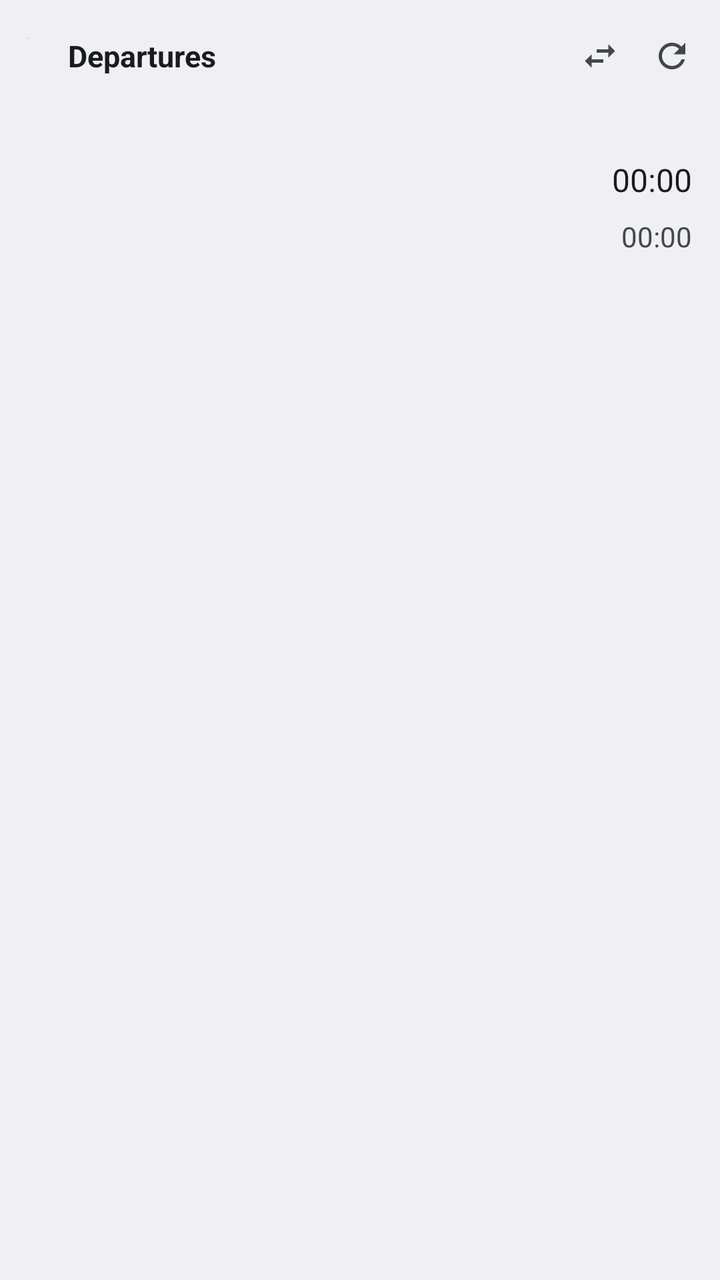
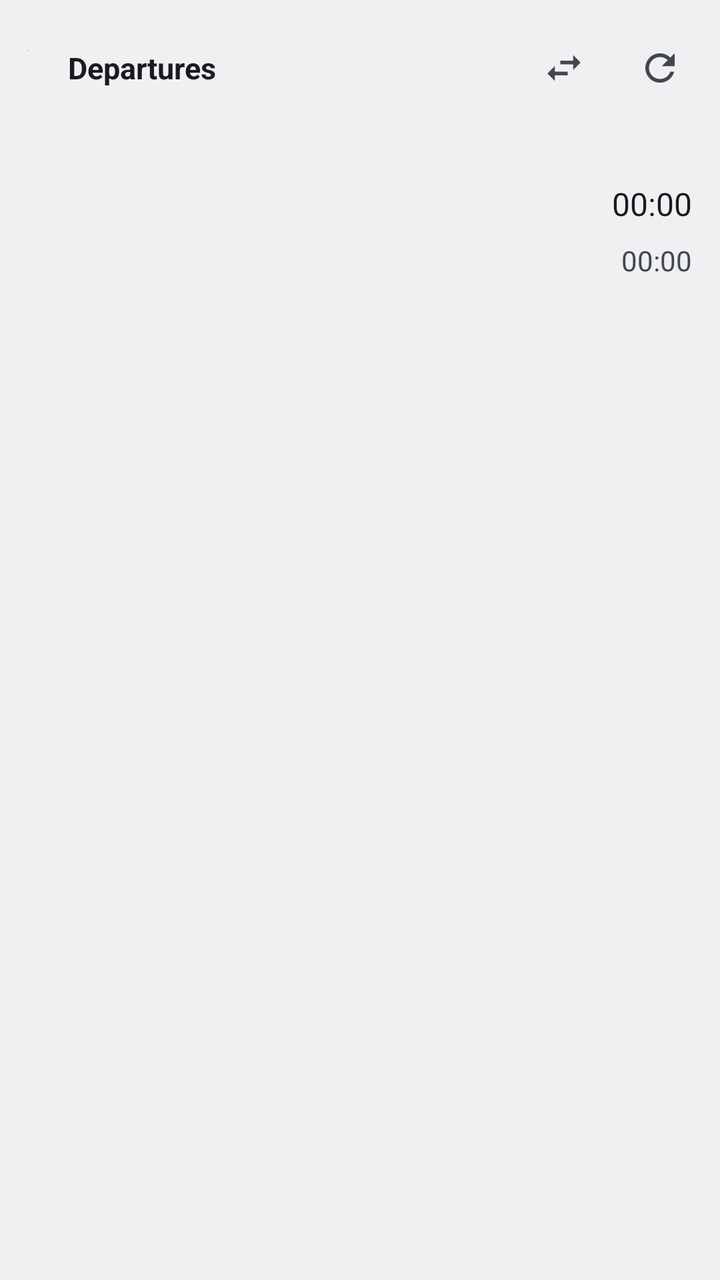

Before-and-after screenshots of an Android layout around one commit, followed by the original layout XML and the change that was made.
<!-- AndroidManifest.xml: application theme Theme.Departures -->
<!-- res/layout/widget_full.xml -->
<?xml version="1.0" encoding="utf-8"?>
<LinearLayout xmlns:android="http://schemas.android.com/apk/res/android"
    android:id="@android:id/background"
    android:clipToOutline="true"
    android:layout_width="match_parent"
    android:layout_height="match_parent"
    android:background="@drawable/widget_bg"
    android:orientation="vertical"
    android:paddingStart="14dp"
    android:paddingTop="10dp"
    android:paddingEnd="6dp"
    android:paddingBottom="10dp">

    <LinearLayout
        android:layout_width="match_parent"
        android:layout_height="wrap_content"
        android:gravity="center_vertical"
        android:orientation="horizontal">

        
        <FrameLayout
            android:id="@+id/badge"
            android:layout_width="wrap_content"
            android:layout_height="wrap_content">

            <ImageView
                android:id="@+id/badge_bg"
                android:layout_width="match_parent"
                android:layout_height="match_parent"
                android:importantForAccessibility="no"
                android:scaleType="fitXY"
                android:src="@drawable/badge_bg" />

            <TextView
                android:id="@+id/badge_text"
                android:layout_width="wrap_content"
                android:layout_height="wrap_content"
                android:importantForAccessibility="no"
                android:maxLines="1"
                android:paddingStart="6dp"
                android:paddingEnd="6dp"
                android:textColor="@color/badge_text"
                android:textSize="13sp"
                android:textStyle="bold" />
        </FrameLayout>

        <TextView
            android:id="@+id/title"
            android:text="@string/app_name"
            android:layout_width="0dp"
            android:layout_height="wrap_content"
            android:layout_marginStart="8dp"
            android:layout_weight="1"
            android:ellipsize="end"
            android:maxLines="1"
            android:textColor="@color/widget_text"
            android:textSize="15sp"
            android:textStyle="bold" />

        <ImageView
            android:id="@+id/swap"
            android:layout_width="36dp"
            android:layout_height="36dp"
            android:padding="8dp"
            android:src="@drawable/ic_swap" />

        <ImageView
            android:id="@+id/refresh"
            android:layout_width="36dp"
            android:layout_height="36dp"
            android:contentDescription="@string/refresh"
            android:padding="8dp"
            android:src="@drawable/ic_refresh" />
    </LinearLayout>

    <TextView
        android:id="@+id/subtitle"
        android:layout_width="match_parent"
        android:layout_height="wrap_content"
        android:ellipsize="end"
        android:maxLines="1"
        android:textColor="@color/widget_text_secondary"
        android:textSize="12sp" />

    <LinearLayout
        android:id="@+id/row1"
        android:layout_width="match_parent"
        android:layout_height="wrap_content"
        android:layout_marginTop="6dp"
        android:baselineAligned="true"
        android:orientation="horizontal"
        android:paddingEnd="8dp">

        <TextView
            android:id="@+id/time1"
            android:layout_width="wrap_content"
            android:layout_height="wrap_content"
            android:fontFeatureSettings="tnum"
            android:textColor="@color/widget_text"
            android:textSize="26sp"
            android:textStyle="bold" />

        <TextView
            android:id="@+id/delay1"
            android:layout_width="0dp"
            android:layout_height="wrap_content"
            android:layout_marginStart="6dp"
            android:layout_weight="1"
            android:textColor="@color/widget_late"
            android:textSize="15sp"
            android:textStyle="bold" />

        <Chronometer
            android:id="@+id/count1"
            android:layout_width="wrap_content"
            android:layout_height="wrap_content"
            android:fontFeatureSettings="tnum"
            android:textColor="@color/widget_text"
            android:textSize="16sp" />

        <TextView
            android:id="@+id/min1"
            android:layout_width="wrap_content"
            android:layout_height="wrap_content"
            android:fontFeatureSettings="tnum"
            android:textColor="@color/widget_text"
            android:textSize="16sp"
            android:visibility="gone" />
    </LinearLayout>

    <LinearLayout
        android:id="@+id/row2"
        android:layout_width="match_parent"
        android:layout_height="wrap_content"
        android:baselineAligned="true"
        android:orientation="horizontal"
        android:paddingEnd="8dp">

        <TextView
            android:id="@+id/time2"
            android:layout_width="wrap_content"
            android:layout_height="wrap_content"
            android:fontFeatureSettings="tnum"
            android:textColor="@color/widget_text_secondary"
            android:textSize="19sp"
            android:textStyle="bold" />

        <TextView
            android:id="@+id/delay2"
            android:layout_width="0dp"
            android:layout_height="wrap_content"
            android:layout_marginStart="6dp"
            android:layout_weight="1"
            android:textColor="@color/widget_late"
            android:textSize="13sp"
            android:textStyle="bold" />

        <Chronometer
            android:id="@+id/count2"
            android:layout_width="wrap_content"
            android:layout_height="wrap_content"
            android:fontFeatureSettings="tnum"
            android:textColor="@color/widget_text_secondary"
            android:textSize="14sp" />

        <TextView
            android:id="@+id/min2"
            android:layout_width="wrap_content"
            android:layout_height="wrap_content"
            android:fontFeatureSettings="tnum"
            android:textColor="@color/widget_text_secondary"
            android:textSize="14sp"
            android:visibility="gone" />
    </LinearLayout>

    <TextView
        android:id="@+id/empty"
        android:layout_width="match_parent"
        android:layout_height="0dp"
        android:layout_weight="1"
        android:gravity="center_vertical"
        android:text="@string/loading"
        android:textColor="@color/widget_text_secondary"
        android:textSize="14sp"
        android:visibility="gone" />

    <TextView
        android:id="@+id/footer"
        android:layout_width="match_parent"
        android:layout_height="wrap_content"
        android:layout_marginTop="2dp"
        android:ellipsize="end"
        android:maxLines="1"
        android:textColor="@color/widget_text_secondary"
        android:textSize="11sp" />
</LinearLayout>
<!-- resources referenced by this layout -->
<resources>
  <color name="badge_text">#FFFFFF</color>
  <color name="widget_late">#B3261E</color>
  <color name="widget_text">#1B1B1F</color>
  <color name="widget_text_secondary">#5E5E66</color>
  <!-- drawable badge_bg (drawable) -->
  <?xml version="1.0" encoding="utf-8"?>
  <shape xmlns:android="http://schemas.android.com/apk/res/android" android:shape="rectangle">
      <solid android:color="@color/badge_bg" />
      <corners android:radius="6dp" />
  </shape>
  <!-- drawable ic_refresh (drawable) -->
  <?xml version="1.0" encoding="utf-8"?>
  <vector xmlns:android="http://schemas.android.com/apk/res/android"
      android:width="24dp" android:height="24dp" android:viewportWidth="24" android:viewportHeight="24"
      android:tint="@color/widget_icon">
      <path android:fillColor="#FFFFFFFF"
          android:pathData="M17.65,6.35C16.2,4.9 14.21,4 12,4c-4.42,0 -7.99,3.58 -7.99,8s3.57,8 7.99,8c3.73,0 6.84,-2.55 7.73,-6h-2.08c-0.82,2.33 -3.04,4 -5.65,4 -3.31,0 -6,-2.69 -6,-6s2.69,-6 6,-6c1.66,0 3.14,0.69 4.22,1.78L13,11h7V4l-2.35,2.35z" />
  </vector>
  <!-- drawable ic_swap (drawable) -->
  <?xml version="1.0" encoding="utf-8"?>
  <vector xmlns:android="http://schemas.android.com/apk/res/android"
      android:width="24dp" android:height="24dp" android:viewportWidth="24" android:viewportHeight="24"
      android:tint="@color/widget_icon">
      <path android:fillColor="#FFFFFFFF"
          android:pathData="M6.99,11L3,15l3.99,4v-3H14v-2H6.99v-3zM21,9l-3.99,-4v3H10v2h7.01v3L21,9z" />
  </vector>
  <!-- drawable widget_bg (drawable) -->
  <?xml version="1.0" encoding="utf-8"?>
  <shape xmlns:android="http://schemas.android.com/apk/res/android" android:shape="rectangle">
      <solid android:color="@color/widget_bg" />
      <corners android:radius="20dp" />
  </shape>
  <string name="app_name">Departures</string>
  <string name="loading">Loading departures…</string>
  <string name="refresh">Refresh</string>
  <style name="Theme.Departures" parent="android:Theme.Material.Light.NoActionBar">
          <item name="android:statusBarColor">@android:color/transparent</item>
          <item name="android:navigationBarColor">@android:color/transparent</item>
          <item name="android:windowBackground">@color/widget_bg</item>
      </style>
  <color name="badge_bg">#5B3FA8</color>
  <color name="widget_icon">#45454D</color>
  <color name="widget_bg">#F7F6F2</color>
</resources>

<!-- the commit's change to res/layout/widget_full.xml (unified diff, before → after) -->
@@ -59,17 +59,17 @@
 
         <ImageView
             android:id="@+id/swap"
-            android:layout_width="36dp"
-            android:layout_height="36dp"
-            android:padding="8dp"
+            android:layout_width="48dp"
+            android:layout_height="48dp"
+            android:padding="13dp"
             android:src="@drawable/ic_swap" />
 
         <ImageView
             android:id="@+id/refresh"
-            android:layout_width="36dp"
-            android:layout_height="36dp"
+            android:layout_width="48dp"
+            android:layout_height="48dp"
             android:contentDescription="@string/refresh"
-            android:padding="8dp"
+            android:padding="13dp"
             android:src="@drawable/ic_refresh" />
     </LinearLayout>
 
